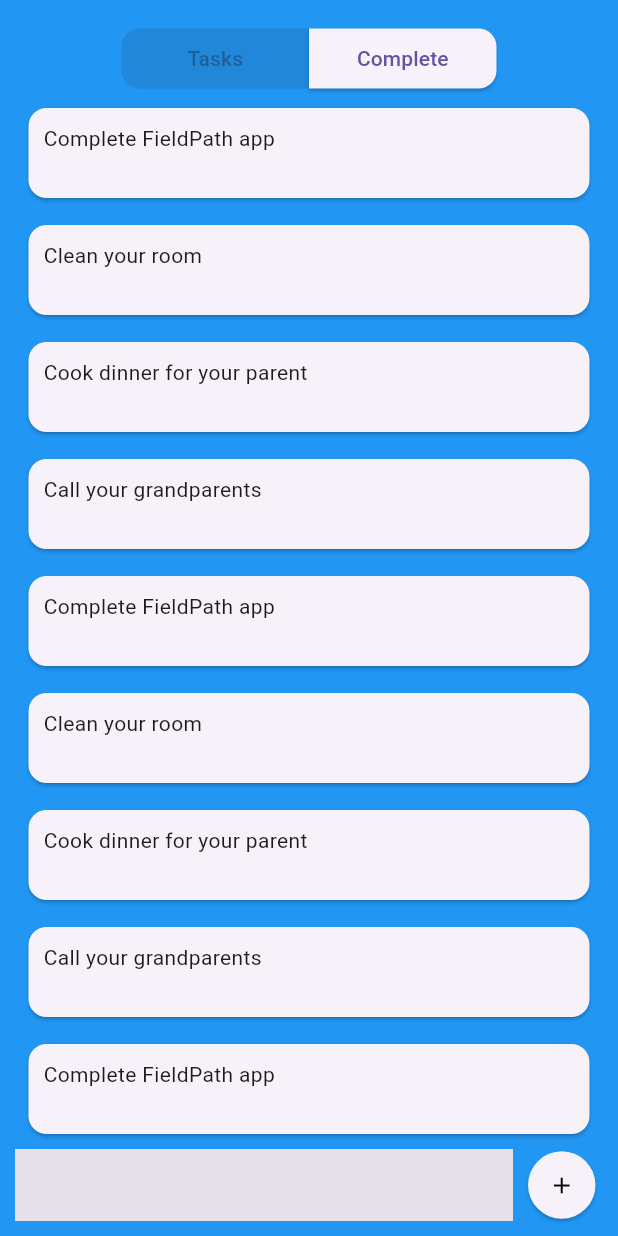
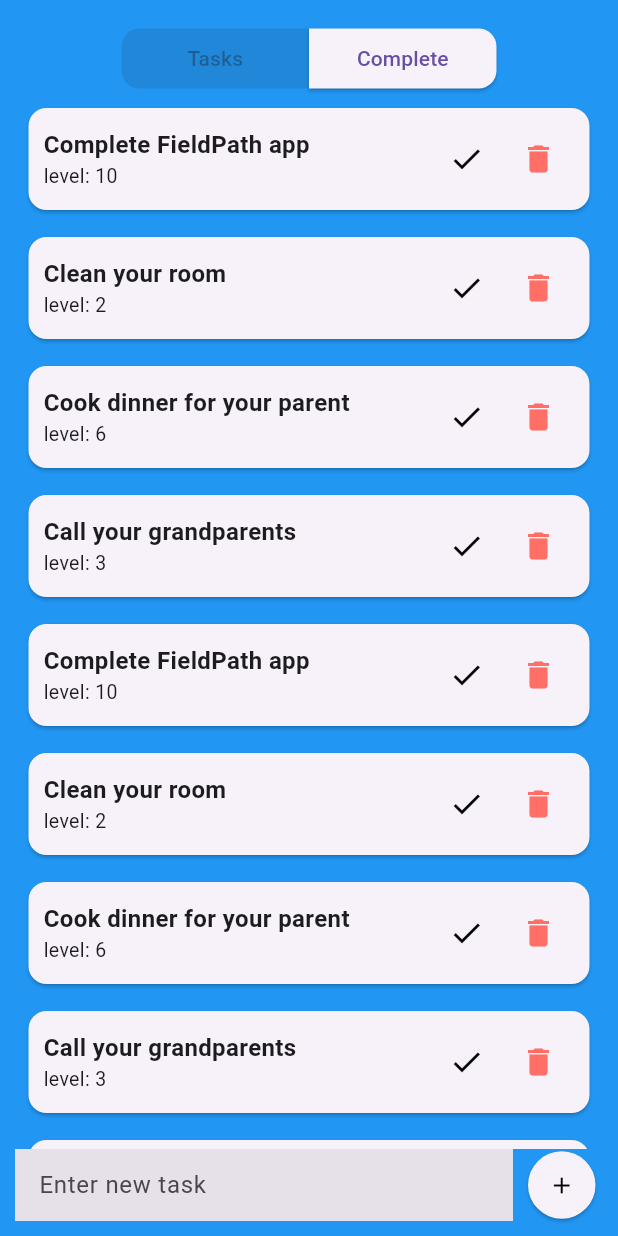
Before and after one commit to drapek9/ToDoAppFlutter, a Flutter app: the screen it shows after launch, on a phone screen of 412 x 824 dp. Run offline on Flutter 3.47's test engine with Material 3 defaults, Android fonts, the phone set to English and light mode, and no system bars; our stand-ins replace flutter_spinkit.

Commit message:
hezčí vzhled tasks + odebrání tasku + označení tasku jako complete + limit textu pro textfield

```diff
--- a/lib/home_page/homepage_screen.dart
+++ b/lib/home_page/homepage_screen.dart
@@ -15,6 +15,7 @@
   List<Task> tasks = [];
   List<CompleteTask> tasksComplete = [];
   bool showTasks = true;
+  int lengthAddText = 0;
 
   TextEditingController myController = TextEditingController();
 
@@ -27,9 +28,31 @@
   @override
   Widget build(BuildContext context) {
 
+    myController.addListener((){
+      setState(() {
+        lengthAddText = myController.text.length;
+      });
+
+    });
+
     Map data = ModalRoute.of(context)?.settings.arguments as Map<dynamic, dynamic>;
     tasks = data["tasks"];
     tasksComplete = data["complete_tasks"];
+
+    void deleteTask (Task theTask){
+      setState(() {
+        tasks.remove(theTask);
+      });
+
+    }
+
+    void completedTask (Task theTask){
+      CompleteTask newCompleteTask = CompleteTask(taskName: theTask.taskName);
+      setState(() {
+        tasksComplete.add(newCompleteTask);
+      });
+      deleteTask(theTask);
+    }
 
     return Scaffold(
       backgroundColor: Colors.blue,
@@ -94,8 +117,12 @@
                   index: showTasks ? 0 : 1,
                   children: [
                     TasksPart(
-                      dataTasks: tasks),
-                    CompletePart(dataCompleteTasks: tasksComplete,)],
+                      dataTasks: tasks,
+                      deleteFunction: deleteTask,
+                      completedFunction: completedTask),
+                    CompletePart(
+                      dataCompleteTasks: tasksComplete,
+                      )],
                 ),
               ),
               Padding(
@@ -104,13 +131,17 @@
                   children: [
                     Expanded(
                       child: TextField(
+                        maxLength: 50,
                         controller: myController,
                         cursorColor: Colors.black,
                         maxLines: null,
                         decoration: InputDecoration(
+                          counterText: "",
                           filled: true,
                           fillColor: Colors.grey[375],
-                          border: InputBorder.none
+                          border: InputBorder.none,
+                          hintText: "Enter new task",
+                          suffixText: "${lengthAddText}/50"
                         ),
                       ),
                     ),
--- a/lib/home_page/parts_content/tasks_part.dart
+++ b/lib/home_page/parts_content/tasks_part.dart
@@ -4,33 +4,78 @@
 class TasksPart extends StatefulWidget {
 
   final List<Task> dataTasks;
+  final Function(Task) deleteFunction;
+  final Function(Task) completedFunction;
 
-  TasksPart({required this.dataTasks});
+  TasksPart({required this.dataTasks, required this.deleteFunction, required this.completedFunction});
 
   @override
   State<TasksPart> createState() => _TasksPartState();
 }
 
 class _TasksPartState extends State<TasksPart> {
-  List dataTasks = [];
 
   @override
   void initState() {
     super.initState();
-    dataTasks = widget.dataTasks;
   }
 
   @override
   Widget build(BuildContext context) {
     return ListView.builder(
-                    itemCount: dataTasks.length,
+            itemCount: widget.dataTasks.length,
             itemBuilder: (context, index) {
               return Padding(
                 padding: const EdgeInsets.symmetric(horizontal: 15, vertical: 5),
                 child: Card(
                   child: Padding(
-                            padding: const EdgeInsets.fromLTRB(10, 10, 10, 30),
-                            child: Text(dataTasks[index].taskName),
+                    padding: const EdgeInsets.fromLTRB(10, 10, 10, 10),
+                    child: Row(
+                      mainAxisAlignment: MainAxisAlignment.spaceBetween,
+                      children: [
+                        Expanded(
+                          child: Column(
+                            crossAxisAlignment: CrossAxisAlignment.start,
+                            children: [
+                              Text(
+                                widget.dataTasks[index].taskName,
+                                softWrap: true,
+                                style: TextStyle(
+                                  fontSize: 16,
+                                  fontWeight: FontWeight.bold
+                                ),),
+                              Text(
+                                "level: ${widget.dataTasks[index].level}",
+                                style: TextStyle(
+                                  fontSize: 13
+                                ),)
+                            ],
+                          ),
+                        ),
+                        Row(
+                          children: [
+                            IconButton(
+                              onPressed: (){
+                                widget.completedFunction(
+                                  widget.dataTasks[index]
+                                );
+                              },
+                              icon: Icon(
+                                Icons.check,
+                                color: Colors.black,)),
+                            IconButton(
+                              onPressed: (){
+                                widget.deleteFunction(
+                                  widget.dataTasks[index]
+                                );
+                              },
+                              icon: Icon(
+                                Icons.delete,
+                                color: const Color.fromARGB(255, 255, 111, 101),)),
+                          ],
+                        )
+                      ],
+                    ),
                   ),
                 ),
               );
```
Lines whose indentation alone changed are shown as unchanged.
